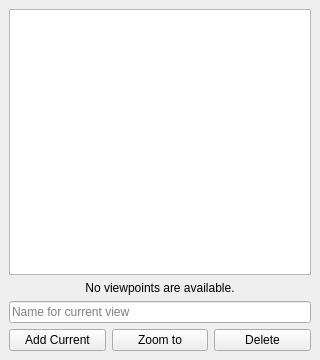
Old version of the form src/ui/OE_Tools/ViewpointsGUI.ui in the repository adithyahk46/GeoLayer-X.
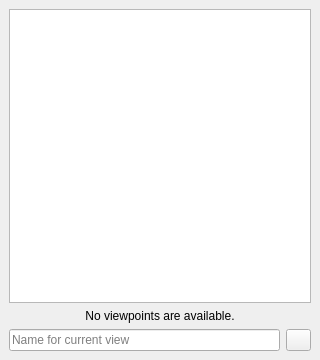
New version of the form. Icons and pictures are not drawn.

Commit message: ADD:MapReadouts,fix viewpoints

What changed in the file:
```diff
--- a/src/ui/OE_Tools/ViewpointsGUI.ui
+++ b/src/ui/OE_Tools/ViewpointsGUI.ui
@@ -29,6 +29,8 @@
      </widget>
     </item>
     <item>
+     <layout class="QHBoxLayout" name="viewpointEntryLayout">
+      <item>
      <widget class="QLineEdit" name="lineEditViewpointName">
       <property name="placeholderText">
        <string>Name for current view</string>
@@ -36,26 +38,29 @@
      </widget>
     </item>
     <item>
-     <layout class="QHBoxLayout" name="buttonLayout">
-      <item>
        <widget class="QPushButton" name="pushButtonAdd">
-        <property name="text">
-         <string>Add Current</string>
+        <property name="maximumSize">
+         <size>
+          <width>25</width>
+          <height>25</height>
+         </size>
         </property>
-       </widget>
-      </item>
-      <item>
-       <widget class="QPushButton" name="pushButtonZoom">
-        <property name="text">
-         <string>Zoom to</string>
+        <property name="toolTip">
+         <string>Add current viewpoint</string>
         </property>
-       </widget>
-      </item>
-      <item>
-       <widget class="QPushButton" name="pushButtonDelete">
         <property name="text">
-         <string>Delete</string>
+         <string/>
         </property>
+        <property name="icon">
+         <iconset resource="../../../resources/images/images.qrc">
+          <normaloff>:/images/themes/default/mActionAdd.svg</normaloff>:/images/themes/default/mActionAdd.svg</iconset>
+        </property>
+        <property name="iconSize">
+         <size>
+          <width>30</width>
+          <height>30</height>
+         </size>
+        </property>
        </widget>
       </item>
      </layout>
```
Left out of the diff: 4 changed lines with no effect on the pictures. Lines whose indentation alone changed are shown as unchanged. The commit also changes 94 other files.
